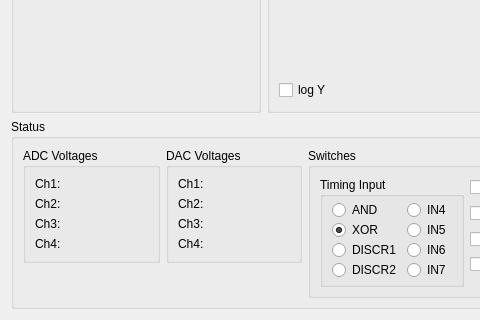
This is muondetector-gui-1.0.2/src/main/status.ui in liukai-tech/muondetector as Qt 5 draws it before an edit; both pictures show x 0 to 480 and y 182 to 502 of the 610 by 502 pixel window. The edited form follows.
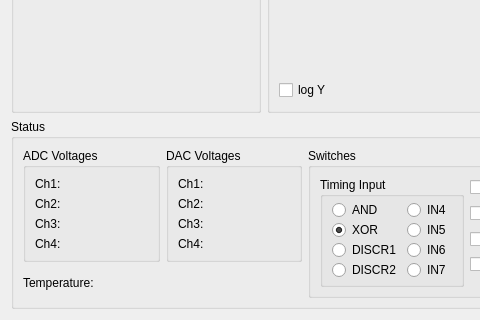
This is the edited form. Custom widgets are drawn as their Qt base class.

```diff
--- a/muondetector-gui-1.0.2/src/main/status.ui
+++ b/muondetector-gui-1.0.2/src/main/status.ui
@@ -104,12 +104,8 @@
      <property name="title">
       <string>Status</string>
      </property>
-     <layout class="QGridLayout" name="gridLayout_7">
-      <item row="0" column="0">
        <layout class="QGridLayout" name="gridLayout_4">
         <item row="0" column="0">
-         <layout class="QVBoxLayout" name="verticalLayout_4">
-          <item>
            <layout class="QHBoxLayout" name="horizontalLayout">
             <item>
              <widget class="QGroupBox" name="ADCGroupBox">
@@ -207,22 +203,7 @@
             </item>
            </layout>
           </item>
-          <item>
-           <spacer name="verticalSpacer">
-            <property name="orientation">
-             <enum>Qt::Vertical</enum>
-            </property>
-            <property name="sizeHint" stdset="0">
-             <size>
-              <width>20</width>
-              <height>18</height>
-             </size>
-            </property>
-           </spacer>
-          </item>
-         </layout>
-        </item>
-        <item row="0" column="1">
+      <item row="0" column="1" rowspan="2">
          <widget class="QGroupBox" name="switchesGroupBox">
           <property name="minimumSize">
            <size>
@@ -447,7 +428,12 @@
           </layout>
          </widget>
         </item>
-       </layout>
+      <item row="1" column="0">
+       <widget class="QLabel" name="temperatureLabel">
+        <property name="text">
+         <string>Temperature:</string>
+        </property>
+       </widget>
       </item>
      </layout>
     </widget>
```
Lines whose indentation alone changed are shown as unchanged.
